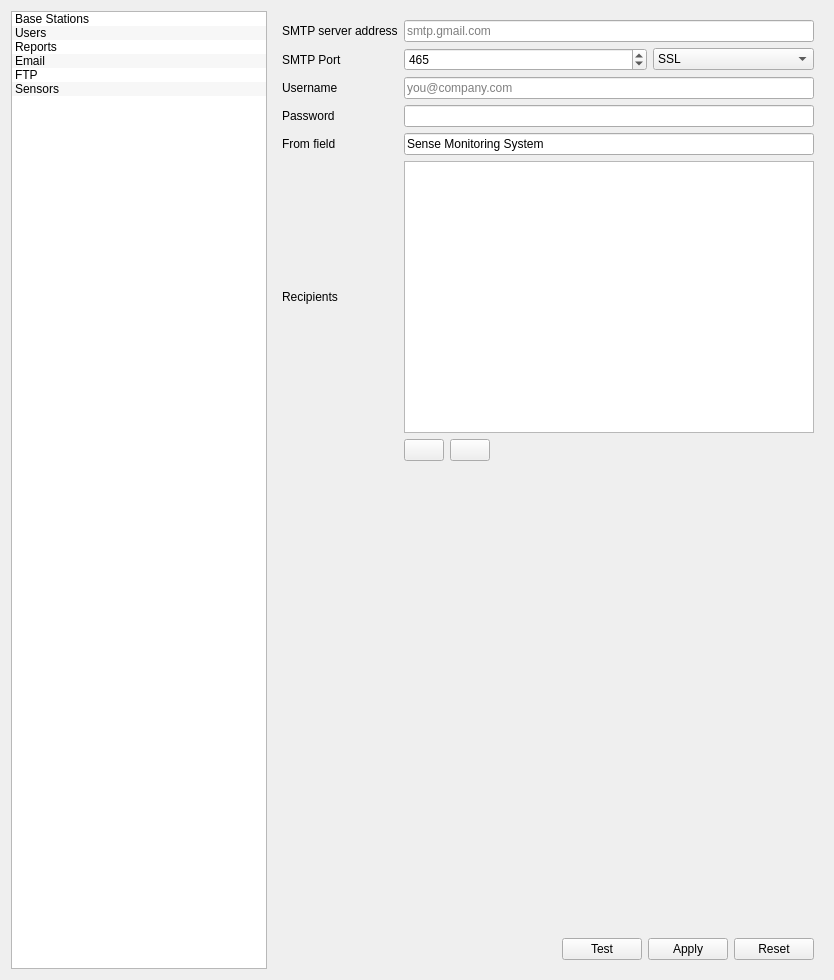
Above: manager/src/SettingsWidget.ui from porkmarks/sense before the change. Below: the same form after it.
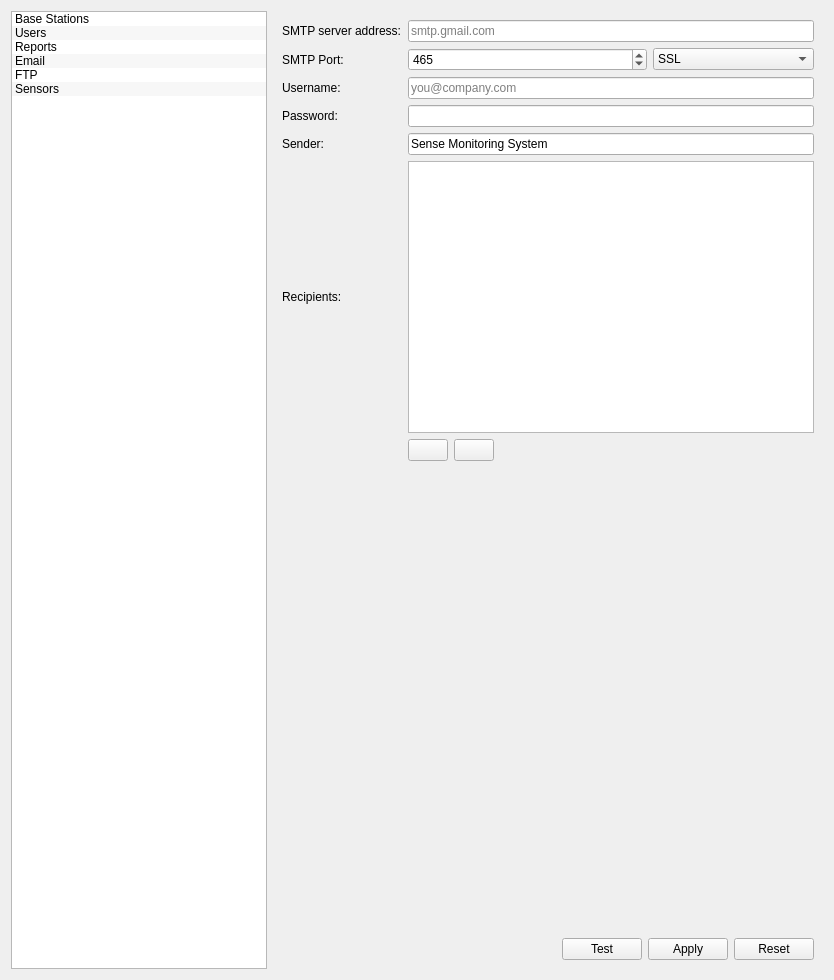
That is the form after the change. The open tabs and pages were chosen to show the change. Icons and pictures are not drawn. Custom widgets are drawn as their Qt base class.

Commit message: Switched to sqlite for storage Settings and Logging done

```diff
--- a/manager/src/SettingsWidget.ui
+++ b/manager/src/SettingsWidget.ui
@@ -198,14 +198,14 @@
           <item row="0" column="0">
            <widget class="QLabel" name="label">
             <property name="text">
-             <string>SMTP server address</string>
+             <string>SMTP server address:</string>
             </property>
            </widget>
           </item>
           <item row="2" column="0">
            <widget class="QLabel" name="label_2">
             <property name="text">
-             <string>Username</string>
+             <string>Username:</string>
             </property>
            </widget>
           </item>
@@ -222,28 +222,28 @@
           <item row="3" column="0">
            <widget class="QLabel" name="label_3">
             <property name="text">
-             <string>Password</string>
+             <string>Password:</string>
             </property>
            </widget>
           </item>
           <item row="4" column="0">
            <widget class="QLabel" name="label_8">
             <property name="text">
-             <string>From field</string>
+             <string>Sender:</string>
             </property>
            </widget>
           </item>
           <item row="5" column="0">
            <widget class="QLabel" name="label_4">
             <property name="text">
-             <string>Recipients</string>
+             <string>Recipients:</string>
             </property>
            </widget>
           </item>
           <item row="1" column="0">
            <widget class="QLabel" name="label_5">
             <property name="text">
-             <string>SMTP Port</string>
+             <string>SMTP Port:</string>
             </property>
            </widget>
           </item>
```
Left out of the diff: 6 changed lines with no effect on the pictures. The commit also changes 22 other files.
